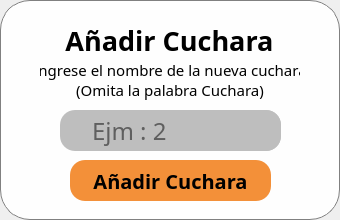
Before: the Qt Designer form PopUpAddCuchara.ui in Almostrey/Abaxfem_GUI_Cucharas, drawn with Qt 5.
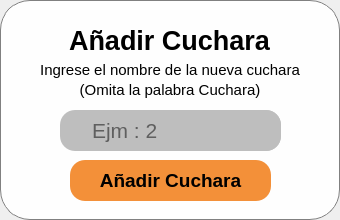
After: the same form once the commit is applied. Icons and pictures are not drawn.

The edit to the form file:
```diff
--- a/PopUpAddCuchara.ui
+++ b/PopUpAddCuchara.ui
@@ -39,7 +39,7 @@
     </property>
     <property name="font">
      <font>
-      <family>Bell MT</family>
+      <family>Arial</family>
       <pointsize>20</pointsize>
       <italic>false</italic>
       <bold>true</bold>
@@ -70,7 +70,7 @@
     </property>
     <property name="font">
      <font>
-      <family>Bell MT</family>
+      <family>Arial</family>
       <pointsize>11</pointsize>
      </font>
     </property>
@@ -125,8 +125,8 @@
     </property>
     <property name="font">
      <font>
-      <family>Bell MT</family>
-      <pointsize>15</pointsize>
+      <family>Arial</family>
+      <pointsize>14</pointsize>
       <italic>false</italic>
       <bold>true</bold>
       <underline>false</underline>
@@ -184,8 +184,8 @@
     </property>
     <property name="font">
      <font>
-      <family>Bell MT</family>
-      <pointsize>18</pointsize>
+      <family>Arial</family>
+      <pointsize>16</pointsize>
       <bold>false</bold>
      </font>
     </property>
@@ -244,7 +244,7 @@
     </property>
     <property name="font">
      <font>
-      <family>Bell MT</family>
+      <family>Arial</family>
       <pointsize>11</pointsize>
      </font>
     </property>
```
